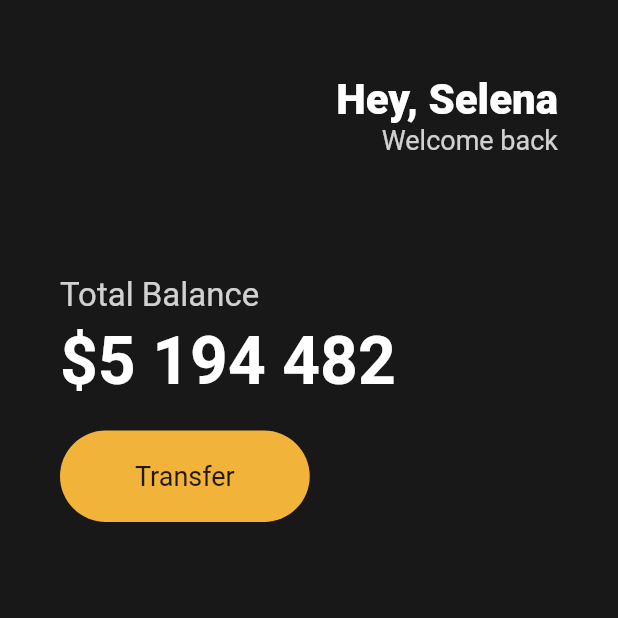
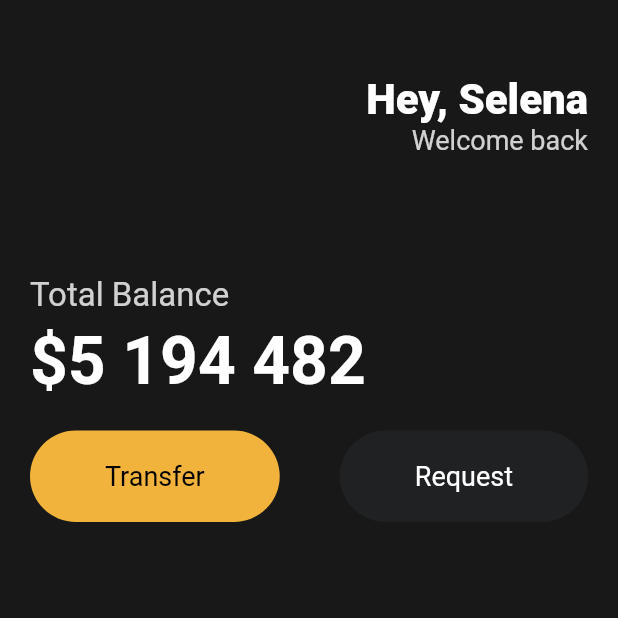
Before and after one commit to ParkKiHun/flutter_toonflix_app, a Flutter app: the screen it shows after launch, on a phone screen of 412 x 824 dp, the top half of it. Run offline on Flutter 3.47's test engine with Material 2 defaults, Android fonts, the phone set to English and light mode, and no system bars.

Commit message:
Button Class Create

```diff
--- a/lib/main.dart
+++ b/lib/main.dart
@@ -1,4 +1,5 @@
 import 'package:flutter/material.dart';
+import 'package:toonflix/widgets/button.dart';
 
 void main() {
   runApp(App());
@@ -11,7 +12,7 @@ class App extends StatelessWidget {
       home: Scaffold(
         backgroundColor: const Color(0xFF181818),
         body: Padding(
-          padding: const EdgeInsets.symmetric(horizontal: 40),
+          padding: const EdgeInsets.symmetric(horizontal: 20),
           child: Column(
             crossAxisAlignment: CrossAxisAlignment.start,
             children: [
@@ -68,25 +69,18 @@ class App extends StatelessWidget {
                 height: 20,
               ),
               Row(
-                children: [
-                  Container(
-                    decoration: BoxDecoration(
-                      borderRadius: BorderRadius.circular(45),
-                      color: const Color(0xFFF2B33A),
-                    ),
-                    child: const Padding(
-                      padding: EdgeInsets.symmetric(
-                        vertical: 20,
-                        horizontal: 50,
-                      ),
-                      child: Text(
-                        'Transfer',
-                        style: TextStyle(
-                          fontSize: 18,
-                        ),
-                      ),
-                    ),
-                  )
+                mainAxisAlignment: MainAxisAlignment.spaceBetween,
+                children: const [
+                  Button(
+                    text: "Transfer",
+                    bdColor: Color(0xFFF1B33B),
+                    textColor: Colors.black,
+                  ),
+                  Button(
+                    text: "Request",
+                    bdColor: Color(0xFF1F2123),
+                    textColor: Colors.white,
+                  ),
                 ],
               )
             ],
--- /dev/null
+++ b/lib/widgets/button.dart
@@ -0,0 +1,37 @@
+import 'package:flutter/material.dart';
+
+class Button extends StatelessWidget {
+  final String text;
+  final Color bdColor;
+  final Color textColor;
+
+  const Button({
+    super.key,
+    required this.text,
+    required this.bdColor,
+    required this.textColor,
+  });
+
+  @override
+  Widget build(BuildContext context) {
+    return Container(
+      decoration: BoxDecoration(
+        borderRadius: BorderRadius.circular(45),
+        color: bdColor,
+      ),
+      child: Padding(
+        padding: const EdgeInsets.symmetric(
+          vertical: 20,
+          horizontal: 50,
+        ),
+        child: Text(
+          text,
+          style: TextStyle(
+            color: textColor,
+            fontSize: 18,
+          ),
+        ),
+      ),
+    );
+  }
+}
```
